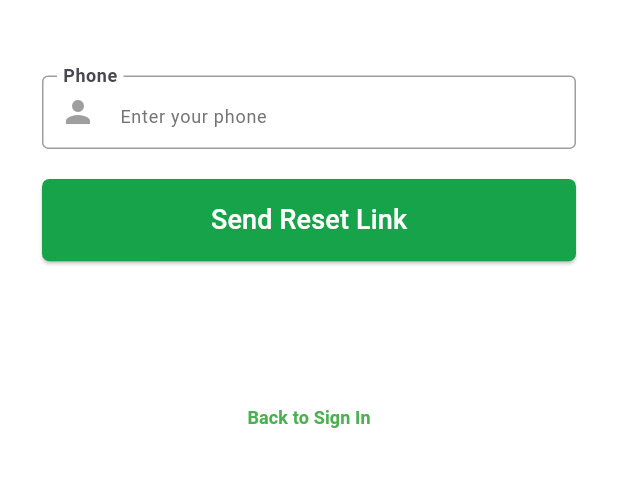
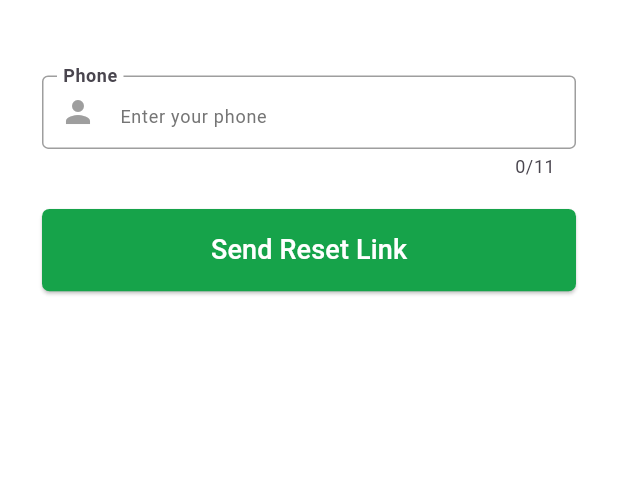
Before and after one commit to Deshifarmer-Ltd/farmingo-app, a Flutter app: the ForgetPassPage screen opened by its route, on a phone screen of 412 x 824 dp, the part 120-607 px from its top. Run offline on Flutter 3.47's test engine with Material 3 defaults, Android fonts, the phone set to English and light mode, and no system bars; our stand-ins replace awesome_dialog, carousel_slider, connectivity_plus, flutter_easyloading, flutter_spinkit, fluttertoast and 3 more; accounts and stored records are empty; network calls fail.

Commit message:
easy loading and connecting all sign in/reg/reset page

```diff
--- a/lib/app/auth/forget_pass_page.dart
+++ b/lib/app/auth/forget_pass_page.dart
@@ -1,6 +1,7 @@
 import 'package:awesome_dialog/awesome_dialog.dart';
 import 'package:farmingo/app/auth/auth_controller.dart';
 import 'package:flutter/material.dart';
+import 'package:flutter_easyloading/flutter_easyloading.dart';
 import 'package:gap/gap.dart';
 import 'package:get/get.dart';
 class ForgetPassPage extends GetView<AuthController> {
@@ -29,9 +30,10 @@ class ForgetPassPage extends GetView<AuthController> {
                     Padding(
                       padding: const EdgeInsets.symmetric(horizontal: 20.0),
                       child: TextFormField(
+                        maxLength: 11,
                         controller: controller.resetPhoneNumber,
                         style: const TextStyle(fontSize: 22),
-                        keyboardType: TextInputType.emailAddress,
+                        keyboardType: TextInputType.phone,
                         decoration: const InputDecoration(
                           prefixIcon: Icon(
                             Icons.person,
@@ -96,22 +98,7 @@ class ForgetPassPage extends GetView<AuthController> {
                         ),
                       ),
                     ),
-                    const Gap(80),
 
-                    Padding(
-                      padding: const EdgeInsets.symmetric(horizontal: 20.0),
-                      child: TextButton(
-                          onPressed: () {
-                            // Get.toNamed(AppRoutes.userAccountPath);
-                          },
-                          child: const Text(
-                            'Back to Sign In',
-                            style: TextStyle(
-                                fontSize: 12,
-                                color: Colors.green,
-                                fontWeight: FontWeight.bold),
-                          )),
-                    )
                   ],
                 ),
               ),
--- /dev/null
+++ b/lib/common/conts_data.dart
@@ -0,0 +1,6 @@
+const String loginUserId = "loginUserId";
+const String isLoggedIn = "isLoggedIn";
+const String loginUserName = "loginUserName";
+const String loginUserEmail = "loginUserEmail";
+const String loginUserPhone = "loginUserPhone";
+const String token = "token";
--- a/pubspec.yaml
+++ b/pubspec.yaml
@@ -40,8 +40,11 @@ dependencies:
   hexcolor: ^3.0.1
   carousel_slider: ^5.0.0
   connectivity_plus: ^6.1.0
+  shared_preferences: ^2.3.4
   fluttertoast: ^8.2.10
   awesome_dialog: ^3.2.1
+  flutter_easyloading: ^3.0.5
+  flutter_spinkit: ^5.2.1
 #  popover: ^0.3.1
 #  lottie: ^3.3.0
 
```
Also changed, not shown: lib/app/auth/auth_controller.dart (+16 -1 lines), lib/app/auth/login_page.dart (+19 -16 lines), lib/app/auth/registration_page.dart (+20 -13 lines), lib/common/shred_pref.dart (added, +59 -0 lines), lib/data/remote/api_service.dart (+17 -10 lines), lib/main.dart (+27 -5 lines), pubspec.lock.
